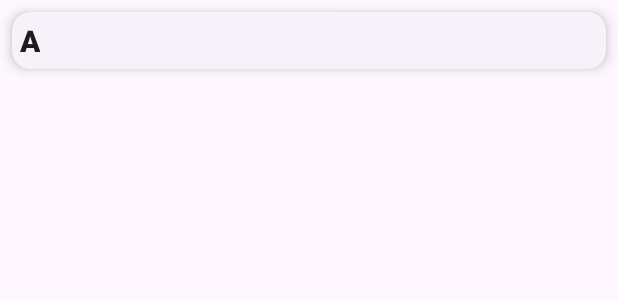
After one commit to BrianFermino2002/app-finance, an Android app: the layout header_item.xml on its own in the app's theme, with its tools: preview values and no code run, on a phone screen of 412 x 824 dp. The commit adds this screen. Shown: the top 300 px of the screen. Run offline under Robolectric (Android 15) with nearby library versions, the phone set to English and light mode, and no system bars.

Commit message:
Adição de Headers e melhorias no LiveData do FragmentLancamentos

```diff
--- a/app/build.gradle
+++ b/app/build.gradle
@@ -36,8 +36,9 @@ android {
         jvmTarget = '1.8'
     }
 
-    buildFeatures {
-        viewBinding true
+    buildFeatures{
+        viewBinding = true
+        dataBinding = true
     }
 
 }
--- /dev/null
+++ b/app/src/main/res/layout/header_item.xml
@@ -0,0 +1,41 @@
+<?xml version="1.0" encoding="utf-8"?>
+<androidx.constraintlayout.widget.ConstraintLayout xmlns:android="http://schemas.android.com/apk/res/android"
+    xmlns:app="http://schemas.android.com/apk/res-auto"
+    android:layout_width="match_parent"
+    android:layout_height="wrap_content"
+    xmlns:tools="http://schemas.android.com/tools">
+
+    <com.google.android.material.card.MaterialCardView
+        style="@style/Widget.Material3.CardView.Elevated"
+        android:layout_width="match_parent"
+        android:layout_height="wrap_content"
+        android:layout_margin="8dp"
+        android:padding="16dp"
+        app:cardElevation="5dp"
+        app:layout_constraintBottom_toBottomOf="parent"
+        app:layout_constraintEnd_toEndOf="parent"
+        app:layout_constraintStart_toStartOf="parent"
+        app:layout_constraintTop_toTopOf="parent"
+        >
+
+        <androidx.constraintlayout.widget.ConstraintLayout
+            android:id="@+id/itemCard"
+            android:layout_width="match_parent"
+            android:layout_height="match_parent"
+            android:padding="5dp">
+
+            <com.google.android.material.textview.MaterialTextView
+                android:id="@+id/itemHeaderTv"
+                android:layout_width="wrap_content"
+                android:layout_height="wrap_content"
+                tools:text="A"
+                style="?attr/textAppearanceHeadline6"
+                android:textStyle="bold"
+                app:layout_constraintStart_toStartOf="parent"
+                app:layout_constraintTop_toTopOf="parent" />
+
+        </androidx.constraintlayout.widget.ConstraintLayout>
+
+
+    </com.google.android.material.card.MaterialCardView>
+</androidx.constraintlayout.widget.ConstraintLayout>
```
Also changed, not shown: app/src/main/java/com/example/finance/extension/ListLancamentoExtension.kt (added, +39 -0 lines), app/src/main/java/com/example/finance/presentation/adapters/DataItem.kt (added, +17 -0 lines), app/src/main/java/com/example/finance/presentation/adapters/LancamentoAdapter.kt (+123 -42 lines), app/src/main/java/com/example/finance/presentation/adapters/LancamentoListener.kt (added, +18 -0 lines), app/src/main/java/com/example/finance/presentation/fragments/FragmentLancamentos.kt (+24 -46 lines), app/src/main/java/com/example/finance/presentation/util/BindingUtils.kt (added, +26 -0 lines), app/src/main/res/layout/lancamento_item.xml (+20 -2 lines).
